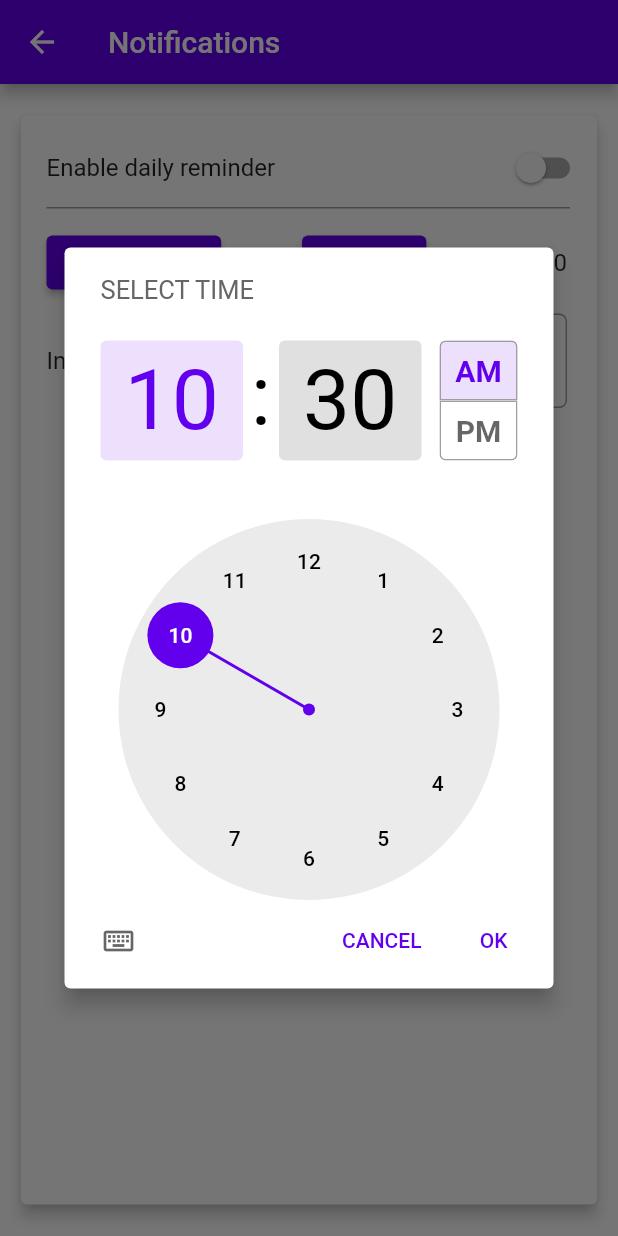
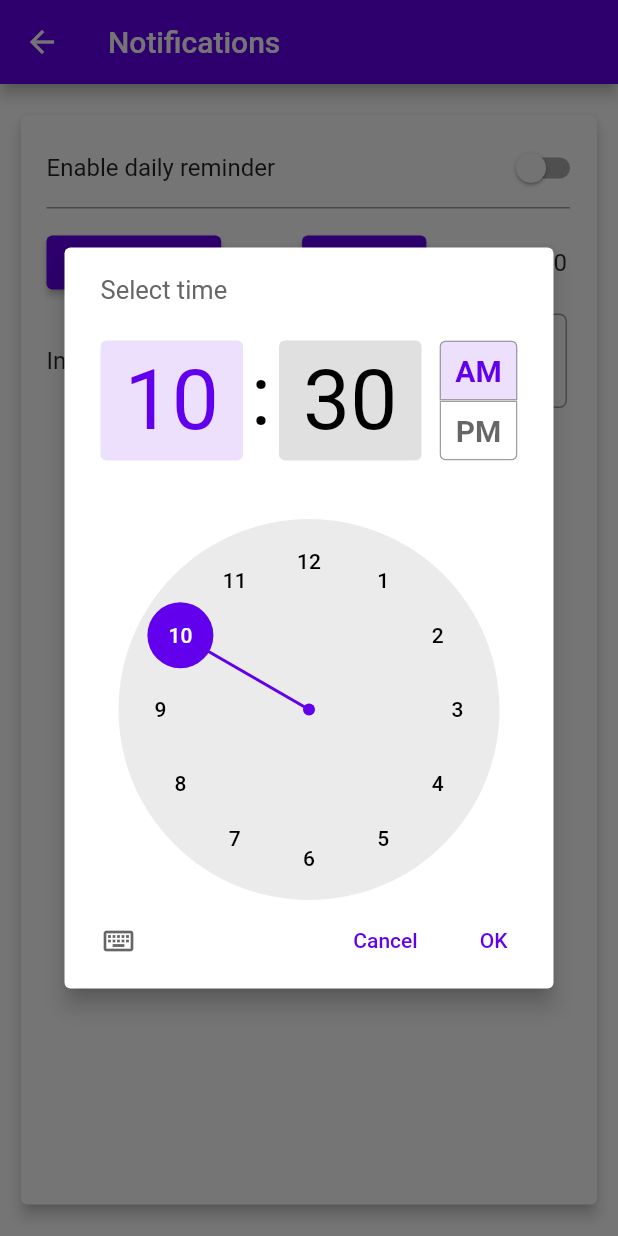
Before and after one commit to InnoSWP/ReusableLearningApp, a Flutter app: the NotificationsStateful screen opened directly, after a tap on "Select Time", on a phone screen of 412 x 824 dp. Run offline on Flutter 3.47's test engine with Material 2 defaults, Android fonts, the phone set to English and light mode, and no system bars; our stand-ins replace awesome_notifications, dio, flip_card, flutter_secure_storage, get and 2 more; missing offline and left inert: dart:ffi, devicelocale; accounts and stored records are empty; network calls fail.

Commit message:
Added localization for notifications creation

```diff
--- a/reusable_learning_app/lib/locale_string.dart
+++ b/reusable_learning_app/lib/locale_string.dart
@@ -50,6 +50,22 @@ class LocalString extends Translations{
       "streak" : "streak",
       'min' : 'min',
 
+      'No notifications yet' : "No notifications yet",
+      "Notification" : "Notification",
+      "Hey! It is time to learn!" : "Hey! It is time to learn!",
+      "New Notification!" : "New Notification!",
+      'Notification has been created!' : 'Notification has been created!',
+      "Enable daily reminder" : "Enable daily reminder",
+      "Select Time" : "Select Time",
+      "Submit" : "Submit",
+      "Input message:" : "Input message:",
+
+      "Cancel" : "Cancel",
+      "Select time" : "Select time",
+      "Hour" : "Hour",
+      "Minute" : "Minute",
+
+
     },
     'ru_RU':{
       'Home' : 'Главная',
@@ -96,6 +112,21 @@ class LocalString extends Translations{
       'day' : 'дни',
       "streak" : "подряд",
       'min' : 'мин',
+
+      'No notifications yet' : "Нет новых уведомлений",
+      "Notification" : "Уведомление",
+      "Hey! It is time to learn!" : "Хей! Самое время для учебы!",
+      "New Notification!" : "Новое уведомление!",
+      'Notification has been created!' : 'Уведомление создано!',
+      "Enable daily reminder" : "Включить ежедневное уведомление",
+      "Select Time" : "Выбрать время",
+      "Submit" : "Отправить",
+      "Input message:" : "Текст уведомления:",
+
+      "Cancel" : "Назад",
+      "Select time" : "Выберите время",
+      "Hour" : "Часы",
+      "Minute" : "Минуты",
     }
   };
 }
--- a/reusable_learning_app/lib/models/utilities/notification_service.dart
+++ b/reusable_learning_app/lib/models/utilities/notification_service.dart
@@ -2,6 +2,7 @@ import 'dart:convert';
 import 'package:flutter/material.dart' hide Notification;
 import 'package:shared_preferences/shared_preferences.dart';
 import '../notification.dart';
+import 'package:get/get.dart';
 import 'package:awesome_notifications/awesome_notifications.dart' ;
 
 
@@ -37,7 +38,7 @@ class NotificationService {
       TimeOfDay now = TimeOfDay.now();
       setNotification(
         Notification(
-          "Notification",
+          "Notification".tr,
           received.title,
           received.body,
           now.hour,
--- a/reusable_learning_app/lib/screens/Content/notifications_screen.dart
+++ b/reusable_learning_app/lib/screens/Content/notifications_screen.dart
@@ -49,7 +49,7 @@ class NotificationsBodyState extends State<NotificationsBody> {
                       mainAxisAlignment: MainAxisAlignment.center,
                       children: [
                         Text(
-                          "No notifications yet",
+                          "No notifications yet".tr,
                           style: TextStyle(
                             color: Colors.grey.shade600,
                             fontSize: 25
--- a/reusable_learning_app/lib/screens/Content/settings_body.dart
+++ b/reusable_learning_app/lib/screens/Content/settings_body.dart
@@ -282,7 +282,15 @@ class SettingsBodyState extends State<SettingsBody> {
                             )
                         ),
                         IconButton(
-                            onPressed: () {},
+                            onPressed: () {
+                              AwesomeNotifications().isNotificationAllowed().then((isAllowed) {
+                                if(!isAllowed) {
+                                  AwesomeNotifications().requestPermissionToSendNotifications();
+                                }
+
+                              });
+                              _goToNotificationsPage(context);
+                            },
                             icon: const Icon(Icons.keyboard_arrow_right))
                       ],
                     ),
--- a/reusable_learning_app/lib/screens/set_notifications_screen.dart
+++ b/reusable_learning_app/lib/screens/set_notifications_screen.dart
@@ -3,6 +3,7 @@ import 'package:reusable_app/components/card_template.dart';
 import 'package:reusable_app/models/utilities/custom_colors.dart';
 import 'package:awesome_notifications/awesome_notifications.dart' hide Notification;
 import 'package:reusable_app/models/utilities/notification_service.dart';
+import 'package:get/get.dart';
 
 import '../models/notification.dart';
 import '../models/utilities/notification_sender.dart';
@@ -24,12 +25,12 @@ class Notifications extends State<NotificationsStateful> {
   @override
   initState() {
     _isReminderEnabled = false;
-    message = "Hey! It is time to learn!";
+    message = "Hey! It is time to learn!".tr;
     selectedTime = TimeOfDay.now();
   }
   void _onSubmit(BuildContext context) {
     NotificationService.createScheduledNotification(
-        "New Notification!",
+        "New Notification!".tr,
         message,
         selectedTime,
         repeat: _isReminderEnabled
@@ -38,7 +39,7 @@ class Notifications extends State<NotificationsStateful> {
       SnackBar(
         // backgroundColor: Theme.of(context).backgroundColor,
         content: Text(
-          'Notification has been created!',
+          'Notification has been created!'.tr,
           // style: Theme.of(context).snackBarTheme.contentTextStyle,
         ),
         action: SnackBarAction(
@@ -65,6 +66,10 @@ class Notifications extends State<NotificationsStateful> {
       context: context,
       initialTime: selectedTime,
       initialEntryMode: TimePickerEntryMode.dial,
+      cancelText: "Cancel".tr,
+      helpText: "Select time".tr,
+      hourLabelText: "Hour".tr,
+      minuteLabelText: "Minute".tr,
     );
     if (timeOfDay != null && timeOfDay != selectedTime) {
       setState(() {
@@ -80,7 +85,7 @@ class Notifications extends State<NotificationsStateful> {
     return Scaffold(
       appBar: AppBar(
         backgroundColor: Theme.of(context).appBarTheme.backgroundColor,
-        title: const Text("Notifications"),
+        title: Text("Notifications".tr),
       ),
       body: Padding(
         padding: const EdgeInsets.only(left: 7, right: 7, top: 11, bottom: 11),
@@ -91,9 +96,9 @@ class Notifications extends State<NotificationsStateful> {
               Row(
                 mainAxisAlignment: MainAxisAlignment.spaceBetween,
                 children: [
-                  const Text(
-                    "Enable daily reminder",
-                    style: TextStyle(fontSize: 16),
+                  Text(
+                    "Enable daily reminder".tr,
+                    style: const TextStyle(fontSize: 16),
                   ),
                   Switch(
                     value: _isReminderEnabled,
@@ -122,9 +127,9 @@ class Notifications extends State<NotificationsStateful> {
                       onPressed: () {
                         _selectTime(context);
                       },
-                      child: const Text(
-                        "Select Time",
-                        style: TextStyle(
+                      child: Text(
+                        "Select Time".tr,
+                        style: const TextStyle(
                           fontSize: 16,
                           color: Colors.white
                         )
@@ -137,9 +142,9 @@ class Notifications extends State<NotificationsStateful> {
                       onPressed: () {
                         _onSubmit(context);
                       },
-                      child: const Text(
-                        "Submit",
-                        style: TextStyle(
+                      child:Text(
+                        "Submit".tr,
+                        style: const TextStyle(
                           fontSize: 16,
                           color: Colors.white
                         )
@@ -159,19 +164,19 @@ class Notifications extends State<NotificationsStateful> {
                 child: Row(
                   mainAxisAlignment: MainAxisAlignment.spaceBetween,
                   children: [
-                    const Padding(
-                        padding: EdgeInsets.only(right: 18),
-                        child: Text("Input message:",
-                            style: TextStyle(fontSize: 16))),
+                    Padding(
+                        padding: const EdgeInsets.only(right: 18),
+                        child: Text("Input message:".tr,
+                            style: const TextStyle(fontSize: 16))),
                     Expanded(
                       child: TextField(
                         onChanged: (value) {
                           _updateMessage(value);
                         },
                         controller: editingController,
-                        decoration: const InputDecoration(
-                          hintText: "Hey! It is time to learn!",
-                          border: OutlineInputBorder(
+                        decoration: InputDecoration(
+                          hintText: "Hey! It is time to learn!".tr,
+                          border: const OutlineInputBorder(
                               borderRadius: BorderRadius.all(
                                   Radius.circular(5.0))),
                           focusColor: CustomColors.purple,
```
